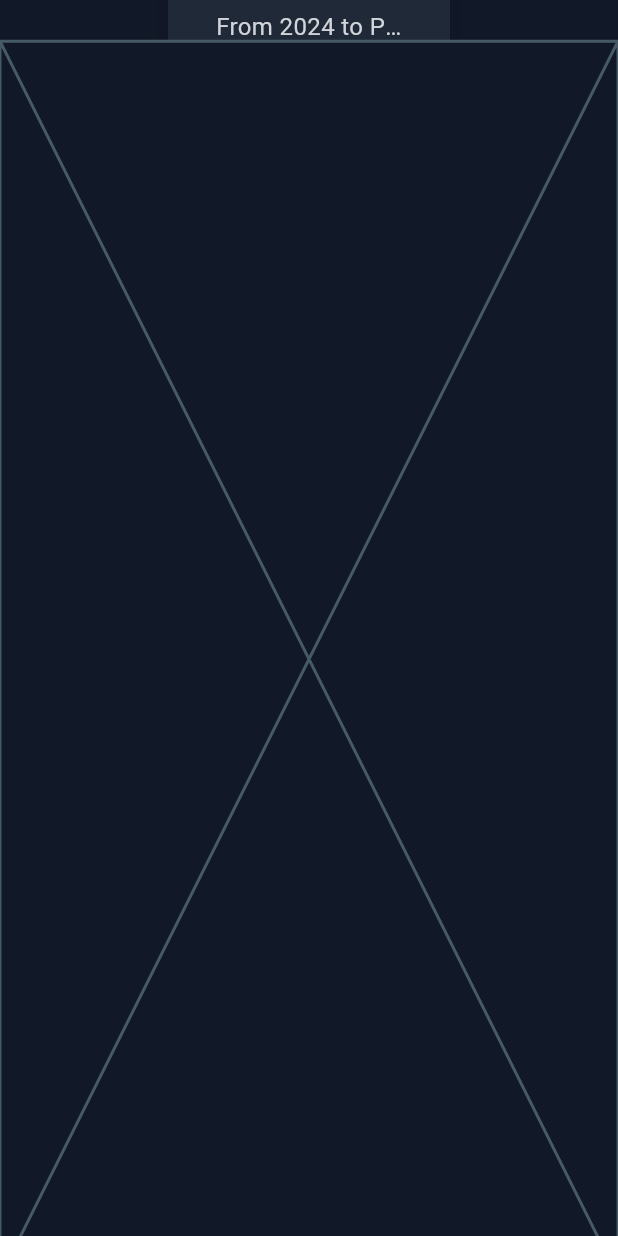
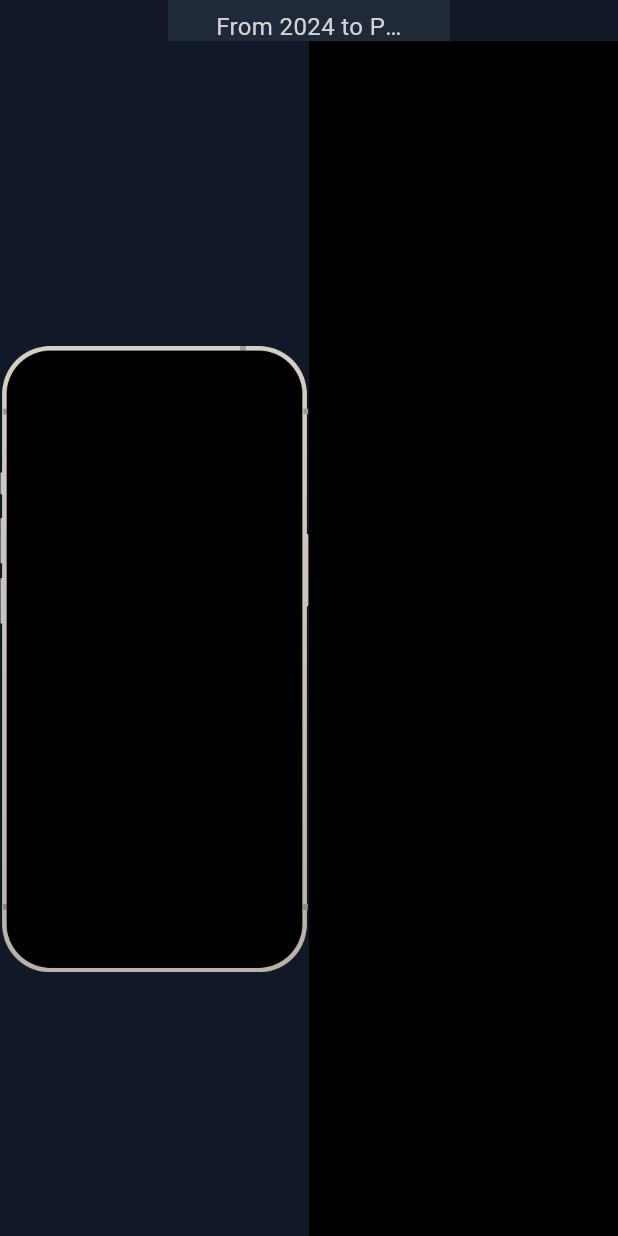
Before and after one commit to berkeenesakt/my-portfolio, a Flutter app: the screen it shows after launch, scrolled down 576 dp, on a phone screen of 412 x 824 dp. Run offline on Flutter 3.47's test engine with Material 3 defaults, Android fonts, the light colour scheme and no system bars; our stand-ins replace font_awesome_flutter, go_router, google_fonts; generated files the repository leaves out were written again.

Commit message:
feat: add project model and view; update home view to include projects tab

```diff
--- a/lib/feature/home/view/home_view.dart
+++ b/lib/feature/home/view/home_view.dart
@@ -1,5 +1,6 @@
 import 'package:flutter/material.dart';
 import 'package:template/feature/home/tabs/about_me_tab.dart';
+import 'package:template/feature/projects/view/projects_view.dart';
 
 class HomeView extends StatelessWidget {
   const HomeView({super.key});
@@ -8,7 +9,7 @@ class HomeView extends StatelessWidget {
   Widget build(BuildContext context) {
     final tabs = [
       const AboutMeTab(),
-      const Placeholder(),
+      const ProjectsView(),
     ];
     return Scaffold(
       body: PageView.builder(
--- /dev/null
+++ b/lib/feature/projects/view/projects_view.dart
@@ -0,0 +1,41 @@
+import 'package:flutter/material.dart';
+import 'package:gen/gen.dart';
+
+class ProjectsView extends StatelessWidget {
+  const ProjectsView({super.key});
+
+  @override
+  Widget build(BuildContext context) {
+    final width = MediaQuery.of(context).size.width;
+    final height = MediaQuery.of(context).size.height;
+
+    return SizedBox(
+      width: width,
+      height: height,
+      child: Row(
+        children: [
+          Expanded(
+            child: Center(
+              child: Padding(
+                padding: EdgeInsets.symmetric(vertical: 72),
+                child: Image.asset(Assets.images.mockup.path, package: 'gen'),
+              ),
+            ),
+          ),
+          Expanded(
+            child: Container(
+              padding: EdgeInsets.symmetric(horizontal: 72),
+              decoration: BoxDecoration(
+                color: Colors.black,
+              ),
+              child: Column(
+                crossAxisAlignment: CrossAxisAlignment.start,
+                children: [],
+              ),
+            ),
+          )
+        ],
+      ),
+    );
+  }
+}
--- a/module/gen/lib/src/asset/assets.gen.dart
+++ b/module/gen/lib/src/asset/assets.gen.dart
@@ -18,8 +18,11 @@ class $AssetsImagesGen {
   /// File path: assets/images/avatar.png
   AssetGenImage get avatar => const AssetGenImage('assets/images/avatar.png');
 
+  /// File path: assets/images/mockup.png
+  AssetGenImage get mockup => const AssetGenImage('assets/images/mockup.png');
+
   /// List of all assets
-  List<AssetGenImage> get values => [anzaro, avatar];
+  List<AssetGenImage> get values => [anzaro, avatar, mockup];
 }
 
 class Assets {
--- a/module/gen/lib/src/model/index.dart
+++ b/module/gen/lib/src/model/index.dart
@@ -1 +1,2 @@
 export 'job_model.dart';
+export 'project_model.dart';
```
Also changed, not shown: lib/product/data/project_data.dart (added, +14 -0 lines), module/gen/lib/src/model/project_model.dart (added, +25 -0 lines), module/gen/assets/images/mockup.png (added).
